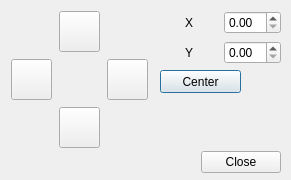
mguentner/subrender, file positiondialog.ui: the form before one commit.
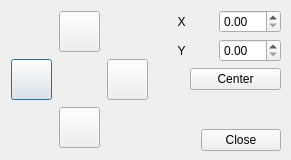
The form after the commit.

Commit message: improved usability and layout

The edit to the form file:
```diff
--- a/positiondialog.ui
+++ b/positiondialog.ui
@@ -7,13 +7,13 @@
     <x>0</x>
     <y>0</y>
     <width>291</width>
-    <height>180</height>
+    <height>160</height>
    </rect>
   </property>
   <property name="minimumSize">
    <size>
     <width>291</width>
-    <height>180</height>
+    <height>160</height>
    </size>
   </property>
   <property name="maximumSize">
@@ -28,73 +28,6 @@
   <property name="locale">
    <locale language="English" country="UnitedStates"/>
   </property>
-  <widget class="QPushButton" name="centerButton">
-   <property name="geometry">
-    <rect>
-     <x>160</x>
-     <y>70</y>
-     <width>81</width>
-     <height>23</height>
-    </rect>
-   </property>
-   <property name="text">
-    <string>Center</string>
-   </property>
-  </widget>
-  <widget class="QDialogButtonBox" name="buttonBox">
-   <property name="geometry">
-    <rect>
-     <x>30</x>
-     <y>150</y>
-     <width>251</width>
-     <height>25</height>
-    </rect>
-   </property>
-   <property name="orientation">
-    <enum>Qt::Horizontal</enum>
-   </property>
-   <property name="standardButtons">
-    <set>QDialogButtonBox::Close</set>
-   </property>
-  </widget>
-  <widget class="QWidget" name="layoutWidget">
-   <property name="geometry">
-    <rect>
-     <x>160</x>
-     <y>10</y>
-     <width>121</width>
-     <height>56</height>
-    </rect>
-   </property>
-   <layout class="QGridLayout" name="gridLayout_2">
-    <item row="1" column="1">
-     <widget class="QDoubleSpinBox" name="ySpinBox"/>
-    </item>
-    <item row="0" column="1">
-     <widget class="QDoubleSpinBox" name="xSpinBox"/>
-    </item>
-    <item row="0" column="0">
-     <widget class="QLabel" name="label">
-      <property name="text">
-       <string>X</string>
-      </property>
-      <property name="alignment">
-       <set>Qt::AlignCenter</set>
-      </property>
-     </widget>
-    </item>
-    <item row="1" column="0">
-     <widget class="QLabel" name="label_2">
-      <property name="text">
-       <string>Y</string>
-      </property>
-      <property name="alignment">
-       <set>Qt::AlignCenter</set>
-      </property>
-     </widget>
-    </item>
-   </layout>
-  </widget>
   <widget class="QWidget" name="gridLayoutWidget">
    <property name="geometry">
     <rect>
@@ -183,6 +116,100 @@
     </item>
    </layout>
   </widget>
+  <widget class="QWidget" name="layoutWidget">
+   <property name="geometry">
+    <rect>
+     <x>150</x>
+     <y>10</y>
+     <width>131</width>
+     <height>141</height>
+    </rect>
+   </property>
+   <layout class="QVBoxLayout" name="verticalLayout">
+    <item>
+     <layout class="QGridLayout" name="gridLayout_2">
+      <item row="1" column="1">
+       <widget class="QDoubleSpinBox" name="ySpinBox"/>
+      </item>
+      <item row="0" column="1">
+       <widget class="QDoubleSpinBox" name="xSpinBox"/>
+      </item>
+      <item row="0" column="0">
+       <widget class="QLabel" name="label">
+        <property name="text">
+         <string>X</string>
+        </property>
+        <property name="alignment">
+         <set>Qt::AlignCenter</set>
+        </property>
+       </widget>
+      </item>
+      <item row="1" column="0">
+       <widget class="QLabel" name="label_2">
+        <property name="text">
+         <string>Y</string>
+        </property>
+        <property name="alignment">
+         <set>Qt::AlignCenter</set>
+        </property>
+       </widget>
+      </item>
+     </layout>
+    </item>
+    <item>
+     <layout class="QHBoxLayout" name="horizontalLayout">
+      <item>
+       <spacer name="horizontalSpacer">
+        <property name="orientation">
+         <enum>Qt::Horizontal</enum>
+        </property>
+        <property name="sizeType">
+         <enum>QSizePolicy::Fixed</enum>
+        </property>
+        <property name="sizeHint" stdset="0">
+         <size>
+          <width>40</width>
+          <height>20</height>
+         </size>
+        </property>
+       </spacer>
+      </item>
+      <item>
+       <widget class="QPushButton" name="centerButton">
+        <property name="text">
+         <string>Center</string>
+        </property>
+       </widget>
+      </item>
+     </layout>
+    </item>
+    <item>
+     <spacer name="verticalSpacer">
+      <property name="orientation">
+       <enum>Qt::Vertical</enum>
+      </property>
+      <property name="sizeHint" stdset="0">
+       <size>
+        <width>20</width>
+        <height>40</height>
+       </size>
+      </property>
+     </spacer>
+    </item>
+    <item>
+     <widget class="QDialogButtonBox" name="buttonBox">
+      <property name="orientation">
+       <enum>Qt::Horizontal</enum>
+      </property>
+      <property name="standardButtons">
+       <set>QDialogButtonBox::Close</set>
+      </property>
+     </widget>
+    </item>
+   </layout>
+  </widget>
+  <zorder>layoutWidget</zorder>
+  <zorder>gridLayoutWidget</zorder>
  </widget>
  <resources/>
  <connections>
```
Left out of the diff: 12 changed lines with no effect on the pictures.
